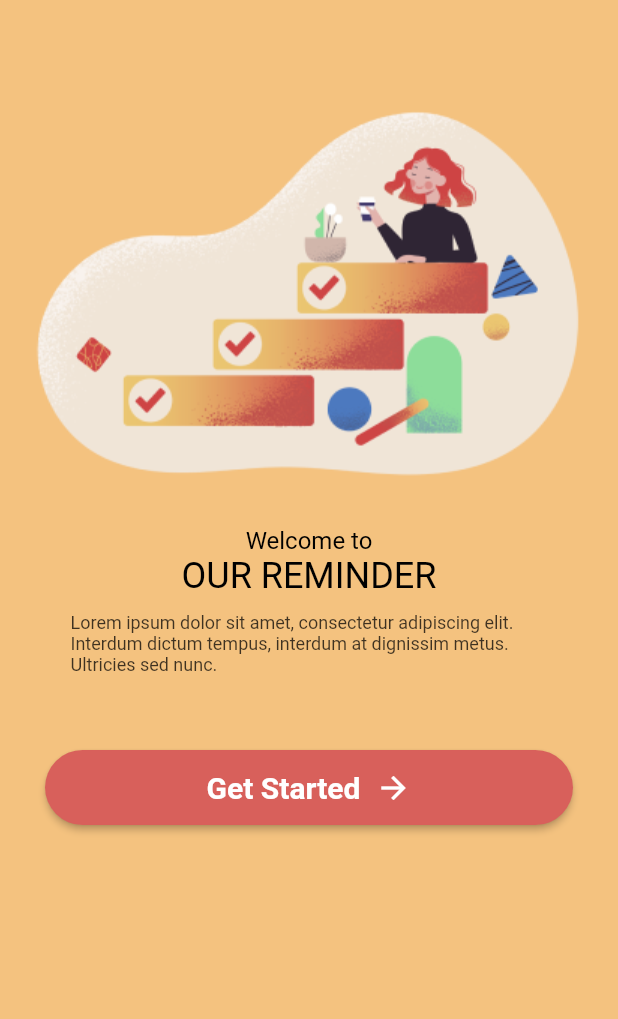
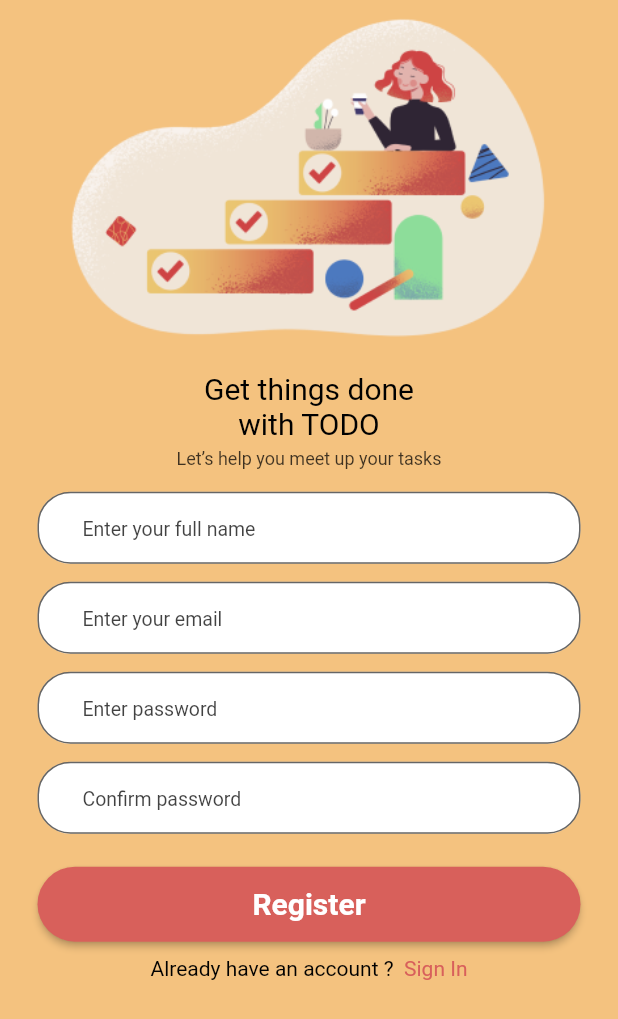
Before and after one commit to newnormal-arch/todo_app, a Flutter app: the screen it shows after launch, after a tap on "Get Started", on a phone screen of 412 x 824 dp. Shown: the top 1019 px of the screen. Run offline on Flutter 3.47's test engine with Material 2 defaults, Android fonts, the phone set to English and light mode, and no system bars.

Commit message:
registration screen added

```diff
--- a/lib/screens/dashboard_screen.dart
+++ b/lib/screens/dashboard_screen.dart
@@ -0,0 +1,10 @@
+import 'package:flutter/material.dart';
+
+class DashboardScreen extends StatelessWidget {
+  const DashboardScreen({Key? key}) : super(key: key);
+
+  @override
+  Widget build(BuildContext context) {
+    return const Scaffold();
+  }
+}
--- a/lib/screens/login_screen.dart
+++ b/lib/screens/login_screen.dart
@@ -0,0 +1,10 @@
+import 'package:flutter/material.dart';
+
+class LoginScreen extends StatelessWidget {
+  const LoginScreen({Key? key}) : super(key: key);
+
+  @override
+  Widget build(BuildContext context) {
+    return const Scaffold();
+  }
+}
--- a/lib/screens/register_screen.dart
+++ b/lib/screens/register_screen.dart
@@ -0,0 +1,137 @@
+import 'package:flutter/material.dart';
+import 'package:todo_app/screens/dashboard_screen.dart';
+import 'package:todo_app/screens/login_screen.dart';
+
+import '../constants.dart';
+import '../widgets/auth_textfield.dart';
+
+class RegisterScreen extends StatelessWidget {
+  const RegisterScreen({Key? key}) : super(key: key);
+
+  @override
+  Widget build(BuildContext context) {
+    return Scaffold(
+      backgroundColor: primaryColor,
+      body: SingleChildScrollView(
+        child: Padding(
+          padding: const EdgeInsets.symmetric(horizontal: 25.0),
+          child: SafeArea(
+            child: Column(
+              children: [
+                Padding(
+                  padding: const EdgeInsets.symmetric(horizontal: 19.0),
+                  child: Image.asset('assets/images/Done.png'),
+                ),
+                const SizedBox(height: 5),
+                RichText(
+                  textAlign: TextAlign.center,
+                  text: const TextSpan(
+                    text: 'Get things done \nwith',
+                    style: TextStyle(
+                      color: primaryTextColor,
+                      fontSize: 20,
+                    ),
+                    children: <TextSpan>[
+                      TextSpan(
+                        text: ' TODO',
+                        style: TextStyle(
+                          color: primaryTextColor,
+                          fontSize: 20,
+                        ),
+                      ),
+                    ],
+                  ),
+                ),
+                const SizedBox(height: 5),
+                Text(
+                  "Let’s help you meet up your tasks",
+                  style: TextStyle(
+                    color: primaryTextOpacityColor,
+                    fontSize: 12,
+                  ),
+                ),
+                const SizedBox(height: 15),
+                const AuthTextFormField(
+                  keyboardType: TextInputType.text,
+                  obscureText: false,
+                  hintText: 'Enter your full name',
+                ),
+                const SizedBox(height: 10),
+                const AuthTextFormField(
+                  keyboardType: TextInputType.emailAddress,
+                  obscureText: false,
+                  hintText: 'Enter your email',
+                ),
+                const SizedBox(height: 10),
+                const AuthTextFormField(
+                  keyboardType: TextInputType.text,
+                  obscureText: true,
+                  hintText: 'Enter password',
+                ),
+                const SizedBox(height: 10),
+                const AuthTextFormField(
+                  keyboardType: TextInputType.text,
+                  obscureText: true,
+                  hintText: 'Confirm password',
+                ),
+                const SizedBox(height: 20),
+                ElevatedButton(
+                  onPressed: () => Navigator.push(
+                    context,
+                    MaterialPageRoute(
+                      builder: (context) => const DashboardScreen(),
+                    ),
+                  ),
+                  child: const Text('Register'),
+                  style: ElevatedButton.styleFrom(
+                    primary: secondaryColor,
+                    textStyle: const TextStyle(
+                      fontSize: 20,
+                      fontWeight: FontWeight.bold,
+                    ),
+                    minimumSize: const Size(
+                      double.infinity,
+                      50,
+                    ),
+                    shape: RoundedRectangleBorder(
+                      borderRadius: BorderRadius.circular(50),
+                    ),
+                  ),
+                ),
+                const SizedBox(height: 10),
+                GestureDetector(
+                  onTap: () => Navigator.push(
+                    context,
+                    MaterialPageRoute(
+                      builder: (context) => const LoginScreen(),
+                    ),
+                  ),
+                  child: RichText(
+                    textAlign: TextAlign.center,
+                    text: const TextSpan(
+                      text: 'Already have an account ? ',
+                      style: TextStyle(
+                        color: primaryTextColor,
+                        fontSize: 14,
+                      ),
+                      children: <TextSpan>[
+                        TextSpan(
+                          text: ' Sign In',
+                          style: TextStyle(
+                            color: primaryRedTextColor,
+                            fontSize: 14,
+                          ),
+                        ),
+                      ],
+                    ),
+                  ),
+                ),
+                const SizedBox(height: 10),
+              ],
+            ),
+          ),
+        ),
+      ),
+    );
+  }
+}
--- a/lib/screens/welcome_screen.dart
+++ b/lib/screens/welcome_screen.dart
@@ -1,5 +1,6 @@
 import 'package:flutter/material.dart';
 import 'package:todo_app/constants.dart';
+import 'package:todo_app/screens/register_screen.dart';
 
 class WelcomeScreen extends StatelessWidget {
   const WelcomeScreen({Key? key}) : super(key: key);
@@ -48,7 +49,12 @@ class WelcomeScreen extends StatelessWidget {
             Padding(
               padding: const EdgeInsets.symmetric(horizontal: 30),
               child: ElevatedButton(
-                onPressed: () {},
+                onPressed: () => Navigator.push(
+                  context,
+                  MaterialPageRoute(
+                    builder: (context) => const RegisterScreen(),
+                  ),
+                ),
                 child: Row(
                   mainAxisAlignment: MainAxisAlignment.center,
                   children: const [
--- /dev/null
+++ b/lib/widgets/auth_textfield.dart
@@ -0,0 +1,50 @@
+import 'package:flutter/material.dart';
+
+import '../constants.dart';
+
+class AuthTextFormField extends StatelessWidget {
+  const AuthTextFormField({
+    Key? key,
+    required this.keyboardType,
+    required this.obscureText,
+    required this.hintText,
+  }) : super(key: key);
+
+  final String hintText;
+  final TextInputType keyboardType;
+  final bool obscureText;
+
+  @override
+  Widget build(BuildContext context) {
+    return SizedBox(
+      height: 50,
+      child: TextFormField(
+        keyboardType: keyboardType,
+        obscureText: obscureText,
+        cursorColor: primaryColor,
+        decoration: InputDecoration(
+          hintText: hintText,
+          hintStyle: TextStyle(
+            color: primaryTextOpacityColor,
+            fontSize: 13,
+          ),
+          contentPadding: const EdgeInsets.symmetric(horizontal: 30.0),
+          filled: true,
+          fillColor: Colors.white,
+          border: OutlineInputBorder(
+            borderRadius: BorderRadius.circular(22.0),
+            borderSide: const BorderSide(
+              color: primaryColor,
+            ),
+          ),
+          focusedBorder: OutlineInputBorder(
+            borderRadius: BorderRadius.circular(22.0),
+            borderSide: const BorderSide(
+              color: primaryColor,
+            ),
+          ),
+        ),
+      ),
+    );
+  }
+}
```
